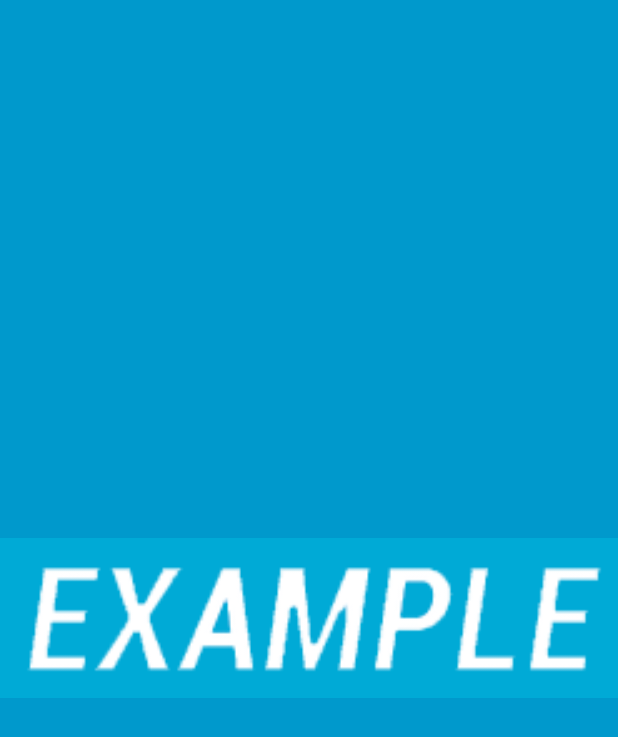
After one commit to keyeona/BakingApp, an Android app: the layout baking_app_ingredient_widget.xml on its own in the app's theme, with its tools: preview values and no code run, on a phone screen of 412 x 824 dp. The commit adds this screen. Shown: the top 737 px of the screen. Run offline under Robolectric (Android 15) with nearby library versions, the phone set to English and light mode, and no system bars; network calls fail.

Commit message:
Adding Widget

```diff
--- a/app/build.gradle
+++ b/app/build.gradle
@@ -40,4 +40,7 @@ dependencies {
     implementation 'com.github.bumptech.glide:glide:4.7.1'
     annotationProcessor 'com.github.bumptech.glide:compiler:4.7.1'
     implementation 'com.google.android.exoplayer:exoplayer:2.8.2'
+    androidTestImplementation 'com.android.support.test.espresso:espresso-core:3.0.2'
+    androidTestImplementation 'com.android.support.test:rules:1.0.2'
+
 }
--- a/app/src/main/java/com/keyeonacole/bakingapp/RecyclerRecipeAdapter.java
+++ b/app/src/main/java/com/keyeonacole/bakingapp/RecyclerRecipeAdapter.java
@@ -42,7 +42,7 @@ public class RecyclerRecipeAdapter extends RecyclerView.Adapter<RecyclerRecipeAd
     @Override
     public void onBindViewHolder(@NonNull RecyclerRecipeAdapter.ViewHolder holder, int position) {
         RecipeSteps steps = recipeStepsList.get(position);
-        String id = String.valueOf(steps.getStepId() + 1 );
+        String id = String.valueOf(steps.getStepId() );
         holder.stepID.setText(id);
         holder.shortDescription.setText(steps.getShortDesc());
     }
--- /dev/null
+++ b/app/src/main/res/layout/baking_app_ingredient_widget.xml
@@ -0,0 +1,32 @@
+<RelativeLayout xmlns:android="http://schemas.android.com/apk/res/android"
+    android:layout_width="match_parent"
+    android:layout_height="match_parent"
+    android:background="#09C"
+    android:padding="@dimen/widget_margin">
+
+    <TextView
+        android:id="@+id/appwidget_text"
+        android:layout_width="wrap_content"
+        android:layout_height="wrap_content"
+        android:layout_centerHorizontal="true"
+        android:layout_centerVertical="true"
+        android:layout_margin="8dp"
+        android:background="#09C"
+        android:contentDescription="@string/appwidget_text"
+        android:text="@string/appwidget_text"
+        android:textColor="#ffffff"
+        android:textSize="24sp"
+        android:textStyle="bold|italic" />
+
+    <ImageView
+        android:layout_width="match_parent"
+        android:layout_height="match_parent"
+        android:id="@+id/image"
+        android:src="@drawable/example_appwidget_preview"/>
+
+    <ListView
+        android:layout_width="match_parent"
+        android:layout_height="wrap_content"
+        android:id="@+id/widgetListview"/>
+
+</RelativeLayout>
--- a/app/src/main/res/values/strings.xml
+++ b/app/src/main/res/values/strings.xml
@@ -10,7 +10,8 @@
 
     <string name="ingredients">Ingredients: </string>
     <string name="ingredients_description">Click on a ingredient for quantity and measurement</string>
-
+    <string name="appwidget_text">EXAMPLE</string>
+    <string name="add_widget">Add widget</string>
 
 
 </resources>
```
Also changed, not shown: app/src/main/AndroidManifest.xml (+8 -2 lines), app/src/main/java/com/keyeonacole/bakingapp/BakingAppIngredientWidget.java (added, +59 -0 lines), app/src/main/java/com/keyeonacole/bakingapp/DetailFragment.java (+16 -2 lines), app/src/main/java/com/keyeonacole/bakingapp/MainActivity.java (+23 -0 lines), app/src/main/java/com/keyeonacole/bakingapp/RecipeIngredientIntentService.java (added, +40 -0 lines), app/src/main/java/com/keyeonacole/bakingapp/getRecipesIngredients.java (added, +83 -0 lines), app/src/main/res/values-v14/dimens.xml (added, +10 -0 lines), app/src/main/res/values/dimens.xml (added, +10 -0 lines), app/src/main/res/xml/baking_app_ingredient_widget_info.xml (added, +10 -0 lines), app/src/main/res/drawable-nodpi/example_appwidget_preview.png (added), 2 other files.
